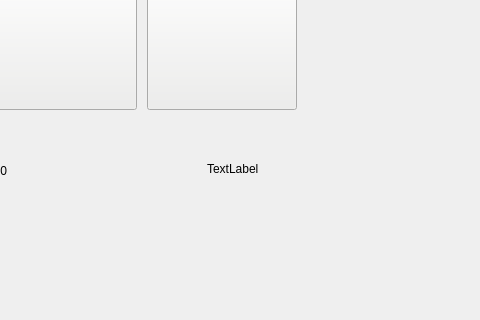
First picture: the form in mainwindow.ui, repository asya-r/simulation_1, before the edit; both pictures show x 153 to 633 and y 280 to 600 of the 800 by 600 pixel window.
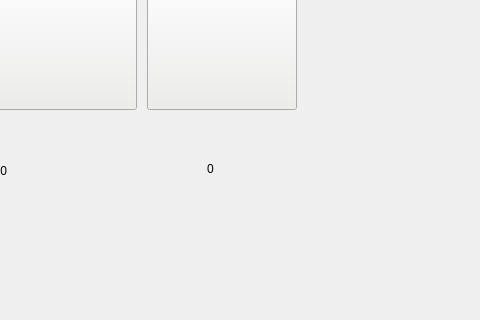
Second picture: the form after the edit.

Commit message: somehow it works

What changed in the file:
```diff
--- a/mainwindow.ui
+++ b/mainwindow.ui
@@ -101,7 +101,7 @@
      </rect>
     </property>
     <property name="text">
-     <string>TextLabel</string>
+     <string>0</string>
     </property>
    </widget>
   </widget>
```
The commit also changes 2 other files.
